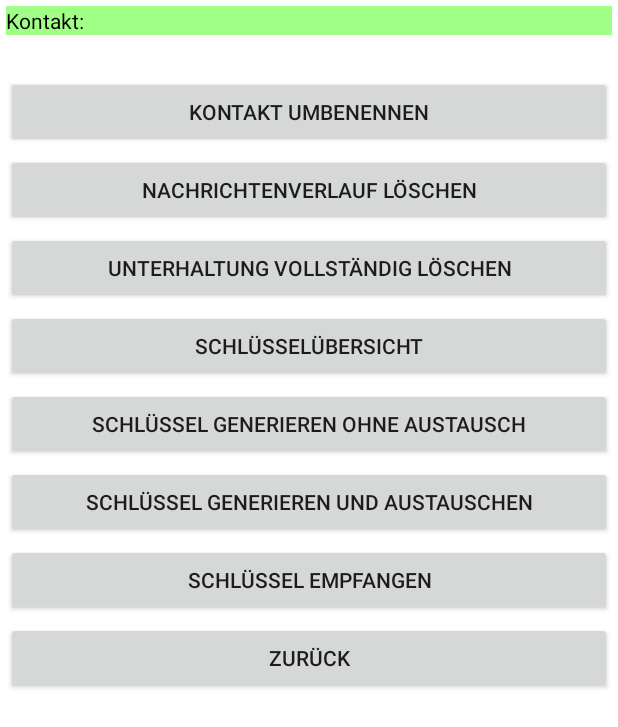
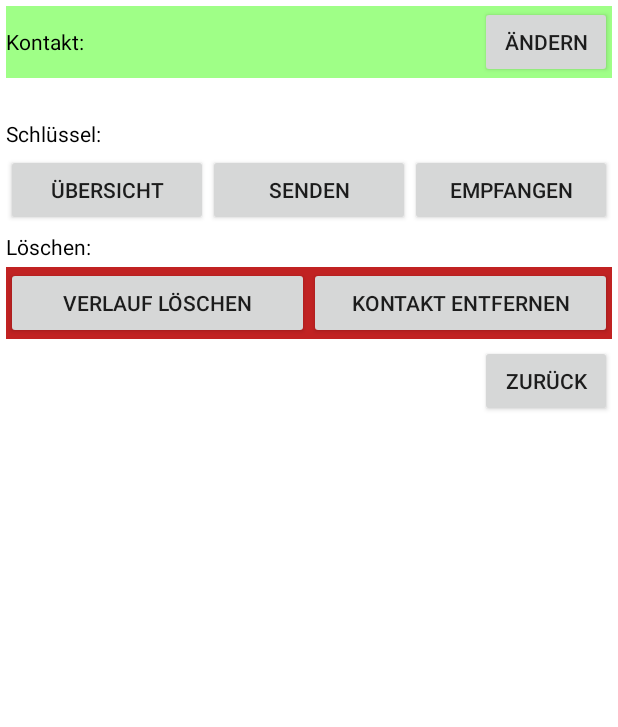
Before and after one commit to talkfish/talkfish-client-android, an Android app: the AddKeysActivity screen opened directly, with no data from a screen before it, on a phone screen of 412 x 824 dp. Shown: the top 727 px of the screen. Run offline under Robolectric (Android 15) with nearby library versions, the phone set to English and light mode, and no system bars.

Commit message:
polished UI of addkeyactivity

```diff
--- a/app/src/main/java/de/kochon/enrico/secrettalkmessenger/activities/AddKeysActivity.java
+++ b/app/src/main/java/de/kochon/enrico/secrettalkmessenger/activities/AddKeysActivity.java
@@ -154,35 +154,6 @@ public class AddKeysActivity extends Activity {
          });
       }
 
-      btnAdd = (Button) findViewById(R.id.buttonKeysAdd);
-      if (btnAdd != null) {
-         btnAdd.setOnClickListener(new OnClickListener() {
-               public void onClick(View v) {
-                  if (AddKeysActivity.this.conversation != null) {
-                     Messagekey rKey = new Messagekey(true);
-                     Messagekey sKey = new Messagekey(false);
-                     long kID = -1;
-                     kID = ((TFApp)(AddKeysActivity.this.getApplication())).getDAH().addNewKeyToConversation(
-                                                                                          AddKeysActivity.this.conversation, rKey);
-                     if (-1 == kID) {
-                        Toast.makeText(AddKeysActivity.this, "Technischer Fehler. Messagekey für Empfang konnte nicht nicht angelegt werden.",
-                        Toast.LENGTH_LONG).show();
-                     }
-                     kID = ((TFApp)(AddKeysActivity.this.getApplication())).getDAH().addNewKeyToConversation(
-                                                                                          AddKeysActivity.this.conversation, sKey);
-                     if (-1 == kID) {
-                        Toast.makeText(AddKeysActivity.this, "Technischer Fehler. Messagekey zum Senden konnte nicht nicht angelegt werden.",
-                        Toast.LENGTH_LONG).show();
-                     }
-                  } else {
-                     Toast.makeText(AddKeysActivity.this, String.format("Technischer Fehler. Die Unterhaltung mit ID %d wurde nicht geladen.",
-                                                         AddKeysActivity.this.conversation.getID()),
-                     Toast.LENGTH_LONG).show();
-                  }
-               }
-         });
-      }
-
       btnAddAndSend = (Button) findViewById(R.id.buttonKeysAddAndSend);
       if (btnAddAndSend != null) {
          btnAddAndSend.setOnClickListener(new OnClickListener() {
@@ -194,8 +165,7 @@ public class AddKeysActivity extends Activity {
                      intentAddAndSendKeys.putExtras(state);
                      startActivityForResult(intentAddAndSendKeys, 0);
                   } else {
-                     Toast.makeText(AddKeysActivity.this, String.format("Technischer Fehler. Die Unterhaltung mit ID %d wurde nicht geladen.",
-                                                         AddKeysActivity.this.conversation.getID()),
+                     Toast.makeText(AddKeysActivity.this, "Technischer Fehler. Die Unterhaltung wurde nicht geladen.",
                      Toast.LENGTH_LONG).show();
                   }
                }
--- a/app/src/main/res/layout/activity_addkeys.xml
+++ b/app/src/main/res/layout/activity_addkeys.xml
@@ -31,12 +31,17 @@
 
                         <TextView
                         android:id="@+id/viewConversationName"
-                        android:layout_width="fill_parent"
+                        android:layout_width="0dp"
                         android:layout_height="wrap_content"
+                        android:layout_weight="1"
                         android:textColor="@color/app_foreground"
                         android:inputType="text"
                              />
-
+                <Button
+                    android:id="@+id/buttonShowConversationPropertiesActivityRenameConversation"
+                    android:layout_width="wrap_content"
+                    android:layout_height="wrap_content"
+                    android:text="@string/btncaptionRenameConversation" />
             </LinearLayout>
 
         <TextView
@@ -49,73 +54,89 @@
             android:layout_marginRight="@dimen/activity_horizontal_margin"
             android:inputType="text"/>
 
-            <Button
-              android:id="@+id/buttonShowConversationPropertiesActivityRenameConversation"
-              android:layout_width="match_parent"
+        <TextView
+            android:layout_width="wrap_content"
             android:layout_height="wrap_content"
+            android:textColor="@color/app_foreground"
             android:layout_marginTop="@dimen/vertical_spacer"
             android:layout_marginLeft="@dimen/activity_horizontal_margin"
             android:layout_marginRight="@dimen/activity_horizontal_margin"
-              android:text="@string/btncaptionRenameConversation" />
+            android:text="@string/activityCaptionKeygroup" />
+    <LinearLayout
+        android:layout_marginTop="@dimen/vertical_spacer"
+        android:layout_marginLeft="@dimen/activity_horizontal_margin"
+        android:layout_marginRight="@dimen/activity_horizontal_margin"
+        android:orientation="horizontal"
+        android:layout_width="fill_parent"
+        android:layout_height="wrap_content">
+
+        <Button
+            android:id="@+id/buttonShowConversationPropertiesActivityKeys"
+            android:layout_width="0dp"
+            android:layout_height="wrap_content"
+            android:layout_weight="1"
+            android:text="@string/btncaptionKeys" />
+
+        <Button
+            android:id="@+id/buttonKeysAddAndSend"
+            android:layout_width="0dp"
+            android:layout_height="wrap_content"
+            android:layout_weight="1"
+            android:text="@string/btncaptionKeysAddAndSend" />
+
+        <Button
+            android:id="@+id/buttonKeysReceive"
+            android:layout_width="0dp"
+            android:layout_height="wrap_content"
+            android:layout_weight="1"
+            android:text="@string/btncaptionKeysReceive" />
+
+    </LinearLayout>
+
+
+        <TextView
+            android:layout_width="wrap_content"
+            android:layout_height="wrap_content"
+            android:textColor="@color/app_foreground"
+            android:layout_marginTop="@dimen/vertical_spacer"
+            android:layout_marginLeft="@dimen/activity_horizontal_margin"
+            android:layout_marginRight="@dimen/activity_horizontal_margin"
+            android:text="@string/textDeleteGroup" />
+    <LinearLayout
+        android:layout_marginTop="@dimen/vertical_spacer"
+        android:layout_marginLeft="@dimen/activity_horizontal_margin"
+        android:layout_marginRight="@dimen/activity_horizontal_margin"
+        android:orientation="horizontal"
+        android:layout_width="fill_parent"
+        android:layout_height="wrap_content"
+        android:background="#c12222">
+
 
         <Button
             android:id="@+id/buttonShowConversationPropertiesActivityDeleteMessages"
-              android:layout_width="match_parent"
+            android:layout_width="0dp"
             android:layout_height="wrap_content"
-              android:layout_marginTop="@dimen/vertical_spacer"
-              android:layout_marginLeft="@dimen/activity_horizontal_margin"
-              android:layout_marginRight="@dimen/activity_horizontal_margin"
+            android:layout_weight="1"
             android:text="@string/btncaptionDeleteMessages" />
 
         <Button
             android:id="@+id/buttonShowConversationPropertiesActivityDeleteConversation"
-              android:layout_width="match_parent"
+            android:layout_width="0dp"
             android:layout_height="wrap_content"
-              android:layout_marginTop="@dimen/vertical_spacer"
-              android:layout_marginLeft="@dimen/activity_horizontal_margin"
-              android:layout_marginRight="@dimen/activity_horizontal_margin"
+            android:layout_weight="1"
             android:text="@string/btncaptionDeleteConversation" />
 
-            <Button
-              android:id="@+id/buttonShowConversationPropertiesActivityKeys"
-              android:layout_width="match_parent"
-              android:layout_height="wrap_content"
-              android:layout_marginTop="@dimen/vertical_spacer"
-              android:layout_marginLeft="@dimen/activity_horizontal_margin"
-              android:layout_marginRight="@dimen/activity_horizontal_margin"
-              android:text="@string/btncaptionKeys" />
 
-             <Button
-               android:id="@+id/buttonKeysAdd"
-               android:layout_width="match_parent"
-               android:layout_height="wrap_content"
-               android:layout_marginTop="@dimen/vertical_spacer"
-               android:layout_marginLeft="@dimen/activity_horizontal_margin"
-               android:layout_marginRight="@dimen/activity_horizontal_margin"
-               android:text="@string/btncaptionKeysAdd" />
+    </LinearLayout>
 
-             <Button
-               android:id="@+id/buttonKeysAddAndSend"
-               android:layout_width="match_parent"
-               android:layout_height="wrap_content"
-               android:layout_marginTop="@dimen/vertical_spacer"
-               android:layout_marginLeft="@dimen/activity_horizontal_margin"
-               android:layout_marginRight="@dimen/activity_horizontal_margin"
-               android:text="@string/btncaptionKeysAddAndSend" />
 
-             <Button
-               android:id="@+id/buttonKeysReceive"
-               android:layout_width="match_parent"
-               android:layout_height="wrap_content"
-               android:layout_marginTop="@dimen/vertical_spacer"
-               android:layout_marginLeft="@dimen/activity_horizontal_margin"
-               android:layout_marginRight="@dimen/activity_horizontal_margin"
-               android:text="@string/btncaptionKeysReceive" />
+
 
     <Button
               android:id="@+id/buttonShowConversationPropertiesActivityBack"
-              android:layout_width="match_parent"
+              android:layout_width="wrap_content"
               android:layout_height="wrap_content"
+                android:layout_gravity="right"
               android:layout_marginTop="@dimen/vertical_spacer"
               android:layout_marginLeft="@dimen/activity_horizontal_margin"
               android:layout_marginRight="@dimen/activity_horizontal_margin"
--- a/app/src/main/res/values/strings.xml
+++ b/app/src/main/res/values/strings.xml
@@ -61,10 +61,12 @@ Version 0.0.6 vom 11.11.2015:\n Die Nachrichten einer Unterhaltung können nun e
     <string name="textConversationName">Kontakt:</string>
     <string name="textChannelReceive">Empfangskanal:</string>
     <string name="textChannelSend">Sendekanal:</string>
-    <string name="btncaptionKeys">Schlüsselübersicht</string>
-    <string name="btncaptionRenameConversation">Kontakt umbenennen</string>
-    <string name="btncaptionDeleteMessages">Nachrichtenverlauf löschen</string>
-    <string name="btncaptionDeleteConversation">Unterhaltung vollständig löschen</string>
+    <string name="btncaptionKeys">Übersicht</string>
+    <string name="activityCaptionKeygroup">Schlüssel:</string>
+    <string name="btncaptionRenameConversation">ändern</string>
+    <string name="textDeleteGroup">Löschen:</string>
+    <string name="btncaptionDeleteMessages">Verlauf löschen</string>
+    <string name="btncaptionDeleteConversation">Kontakt entfernen</string>
 
     <string name="activityCaptionSettings">Einstellungen</string>
     <string name="textConfigName">Name:</string>
@@ -79,10 +81,10 @@ Version 0.0.6 vom 11.11.2015:\n Die Nachrichten einer Unterhaltung können nun e
     <string name="btncaptionChannelsOK">Zurück</string>
 
     <string name="activityCaptionAddKeys">Erzeuge und Übertrage neue Schlüssel</string>
-    <string name="activityCaptionKeys">Schlüsselübersicht</string>
-    <string name="btncaptionKeysAdd">Schlüssel generieren ohne Austausch</string>
-    <string name="btncaptionKeysAddAndSend">Schlüssel generieren und austauschen</string>
-    <string name="btncaptionKeysReceive">Schlüssel empfangen</string>
+    <string name="activityCaptionKeys">Übersicht</string>
+    <string name="btncaptionKeysAddAndSend">Senden</string>
+    <string name="btncaptionKeysReceive">Empfangen</string>
+
 
     <string name="activityCaptionShowKey">Schlüsseldetails</string>
     <string name="btncaptionSendOverAir">Über Bluetooth senden</string>
```
Also changed, not shown: 39 other files. Lines whose indentation alone changed are shown as unchanged.
